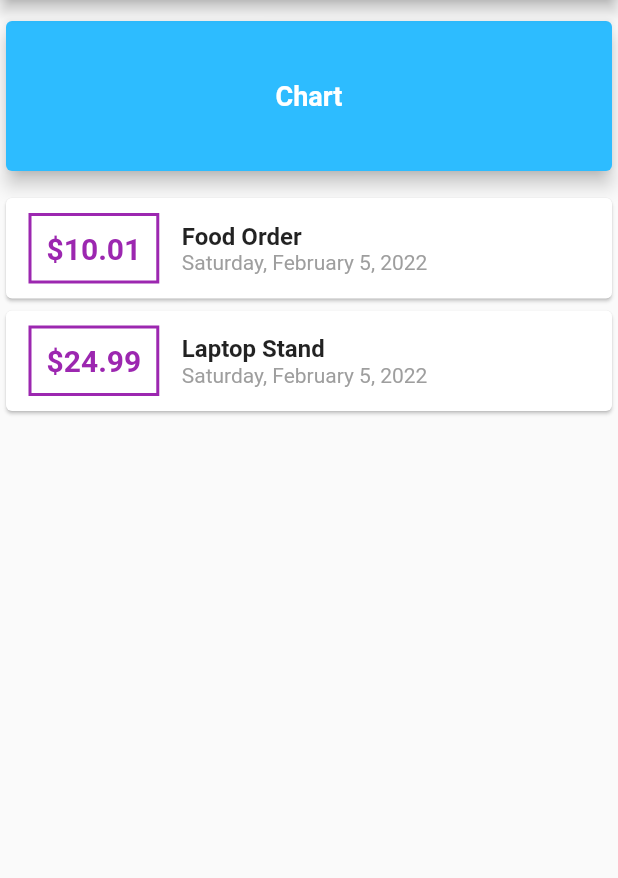
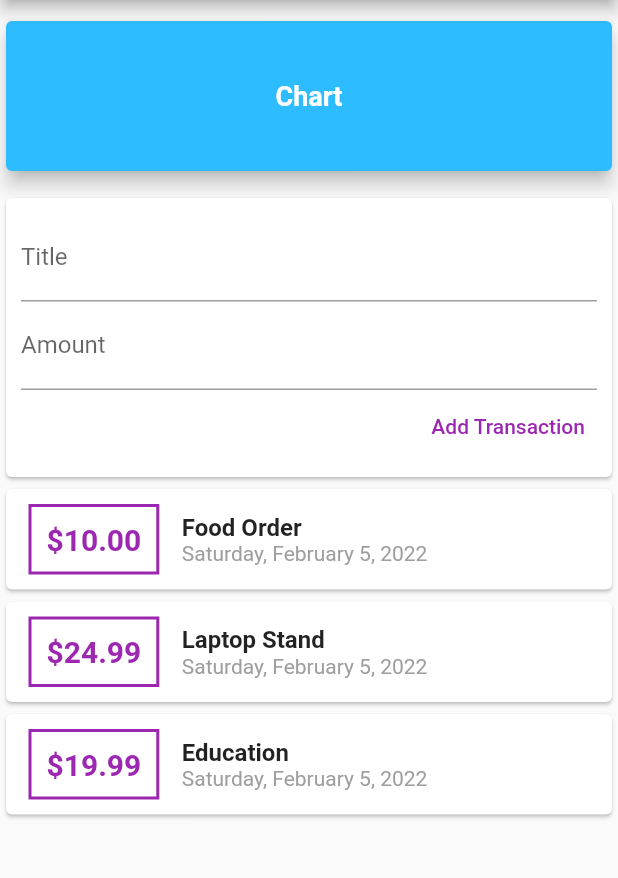
Before and after one commit to codeFaheem/flutter_expense_tracker, a Flutter app: the screen it shows after launch, on a phone screen of 412 x 824 dp, the part 84-962 px from its top. Run offline on Flutter 3.47's test engine with Material 2 defaults, Android fonts, the phone set to English and light mode, and no system bars.

Commit message:
Added Transaction Adding Functionality

```diff
--- a/lib/main.dart
+++ b/lib/main.dart
@@ -1,9 +1,8 @@
-// ignore_for_file: prefer_const_literals_to_create_immutables, prefer_const_constructors
+// ignore_for_file: prefer_const_literals_to_create_immutables, prefer_const_constructors, prefer_const_constructors_in_immutables
 
 import 'package:flutter/material.dart';
-import 'package:intl/intl.dart';
 
-import './transaction.dart';
+import './widgets/user_Transactions.dart';
 
 void main() => runApp(const MyApp());
 
@@ -22,28 +21,14 @@ class MyApp extends StatelessWidget {
 class MyHomePage extends StatelessWidget {
   MyHomePage({Key? key}) : super(key: key);
 
-  final List<Transaction> transactions = [
-    Transaction(
-      id: 'A1',
-      title: 'Food Order',
-      amount: 10.01,
-      date: DateTime.now(),
-    ),
-    Transaction(
-      id: 'A2',
-      title: 'Laptop Stand',
-      amount: 24.99,
-      date: DateTime.now(),
-    ),
-  ];
-
   @override
   Widget build(context) {
     return Scaffold(
       appBar: AppBar(
         title: const Text('Expense Manager'),
       ),
-      body: Column(
+      body: SingleChildScrollView(
+        child: Column(
           children: <Widget>[
             SizedBox(height: 10),
             Card(
@@ -66,56 +51,9 @@ class MyHomePage extends StatelessWidget {
               ),
             ),
             SizedBox(height: 10),
-          Column(
-            children: transactions.map((tx) {
-              return Card(
-                child: Row(
-                  children: [
-                    Container(
-                      margin: EdgeInsets.symmetric(
-                        vertical: 10,
-                        horizontal: 15,
-                      ),
-                      decoration: BoxDecoration(
-                        border: Border.all(
-                          color: Colors.purple,
-                          width: 2,
-                        ),
-                      ),
-                      padding: EdgeInsets.all(10),
-                      child: Text(
-                        '\$${tx.amount}',
-                        style: TextStyle(
-                          fontWeight: FontWeight.bold,
-                          fontSize: 20,
-                          color: Colors.purple,
-                        ),
-                      ),
-                    ),
-                    Column(
-                      crossAxisAlignment: CrossAxisAlignment.start,
-                      children: [
-                        Text(
-                          tx.title,
-                          style: TextStyle(
-                            fontWeight: FontWeight.bold,
-                            fontSize: 16,
-                          ),
-                        ),
-                        Text(
-                          DateFormat.yMMMMEEEEd().format(tx.date),
-                          style: TextStyle(
-                            color: Colors.grey,
-                          ),
-                        )
+            UserTransactions(),
           ],
         ),
-                  ],
-                ),
-              );
-            }).toList(),
-          ),
-        ],
       ),
     );
   }
--- /dev/null
+++ b/lib/widgets/new_transaction.dart
@@ -0,0 +1,53 @@
+// ignore_for_file: prefer_const_constructors
+
+import 'package:flutter/material.dart';
+
+class NewTransaction extends StatelessWidget {
+  final Function addTx;
+  final titleController = TextEditingController();
+  final amountController = TextEditingController();
+
+  NewTransaction(this.addTx, {Key? key}) : super(key: key);
+
+  void _submitData() {
+    final String enteredTitle = titleController.text;
+    final double enteredAmount = double.parse(amountController.text);
+
+    if (enteredTitle.isEmpty || enteredAmount <= 0) return;
+
+    addTx(
+      titleController.text,
+      double.parse(amountController.text),
+    );
+  }
+
+  @override
+  Widget build(BuildContext context) {
+    return Card(
+      child: Padding(
+        padding: const EdgeInsets.all(10),
+        child: Column(
+          crossAxisAlignment: CrossAxisAlignment.end,
+          children: [
+            TextField(
+              decoration: InputDecoration(labelText: 'Title'),
+              controller: titleController,
+              onSubmitted: (_) => _submitData(),
+            ),
+            TextField(
+              decoration: InputDecoration(labelText: 'Amount'),
+              controller: amountController,
+              keyboardType: TextInputType.number,
+              onSubmitted: (_) => _submitData(),
+            ),
+            TextButton(
+              child: Text('Add Transaction'),
+              style: TextButton.styleFrom(primary: Colors.purple),
+              onPressed: _submitData,
+            ),
+          ],
+        ),
+      ),
+    );
+  }
+}
--- /dev/null
+++ b/lib/widgets/transaction_list.dart
@@ -0,0 +1,70 @@
+// ignore_for_file: prefer_const_constructors, use_key_in_widget_constructors, prefer_const_constructors_in_immutables
+
+import 'package:flutter/material.dart';
+
+import 'package:intl/intl.dart';
+
+import '../models/transaction.dart';
+
+class TransactionList extends StatelessWidget {
+  final List<Transaction> _transactions;
+
+  TransactionList(this._transactions);
+
+  @override
+  Widget build(BuildContext context) {
+    return SizedBox(
+      height: 400,
+      child: ListView.builder(
+        itemBuilder: (ctx, index) {
+          return Card(
+            child: Row(
+              children: [
+                Container(
+                  margin: EdgeInsets.symmetric(
+                    vertical: 10,
+                    horizontal: 15,
+                  ),
+                  decoration: BoxDecoration(
+                    border: Border.all(
+                      color: Colors.purple,
+                      width: 2,
+                    ),
+                  ),
+                  padding: EdgeInsets.all(10),
+                  child: Text(
+                    '\$${_transactions[index].amount.toStringAsFixed(2)}',
+                    style: TextStyle(
+                      fontWeight: FontWeight.bold,
+                      fontSize: 20,
+                      color: Colors.purple,
+                    ),
+                  ),
+                ),
+                Column(
+                  crossAxisAlignment: CrossAxisAlignment.start,
+                  children: [
+                    Text(
+                      _transactions[index].title,
+                      style: TextStyle(
+                        fontWeight: FontWeight.bold,
+                        fontSize: 16,
+                      ),
+                    ),
+                    Text(
+                      DateFormat.yMMMMEEEEd().format(_transactions[index].date),
+                      style: TextStyle(
+                        color: Colors.grey,
+                      ),
+                    )
+                  ],
+                ),
+              ],
+            ),
+          );
+        },
+        itemCount: _transactions.length,
+      ),
+    );
+  }
+}
--- /dev/null
+++ b/lib/widgets/user_transactions.dart
@@ -0,0 +1,61 @@
+// ignore_for_file: prefer_const_constructors
+
+import 'package:flutter/material.dart';
+
+import '../models/transaction.dart';
+
+import './new_transaction.dart';
+import './transaction_list.dart';
+
+class UserTransactions extends StatefulWidget {
+  const UserTransactions({Key? key}) : super(key: key);
+
+  @override
+  _UserTransactionsState createState() => _UserTransactionsState();
+}
+
+class _UserTransactionsState extends State<UserTransactions> {
+  final List<Transaction> _userTransactions = [
+    Transaction(
+      id: 'A1',
+      title: 'Food Order',
+      amount: 10,
+      date: DateTime.now(),
+    ),
+    Transaction(
+      id: 'A2',
+      title: 'Laptop Stand',
+      amount: 24.99,
+      date: DateTime.now(),
+    ),
+    Transaction(
+      id: 'A3',
+      title: 'Education',
+      amount: 19.99,
+      date: DateTime.now(),
+    ),
+  ];
+
+  void _addNewTransactions(String txTitle, double txAmount) {
+    final newTx = Transaction(
+      id: DateTime.now().toString(),
+      title: txTitle,
+      amount: txAmount,
+      date: DateTime.now(),
+    );
+
+    setState(() {
+      _userTransactions.add(newTx);
+    });
+  }
+
+  @override
+  Widget build(BuildContext context) {
+    return Column(
+      children: [
+        NewTransaction(_addNewTransactions),
+        TransactionList(_userTransactions),
+      ],
+    );
+  }
+}
```
Also changed, not shown: lib/models/transaction.dart (renamed from lib/transaction.dart). Lines whose indentation alone changed are shown as unchanged.
